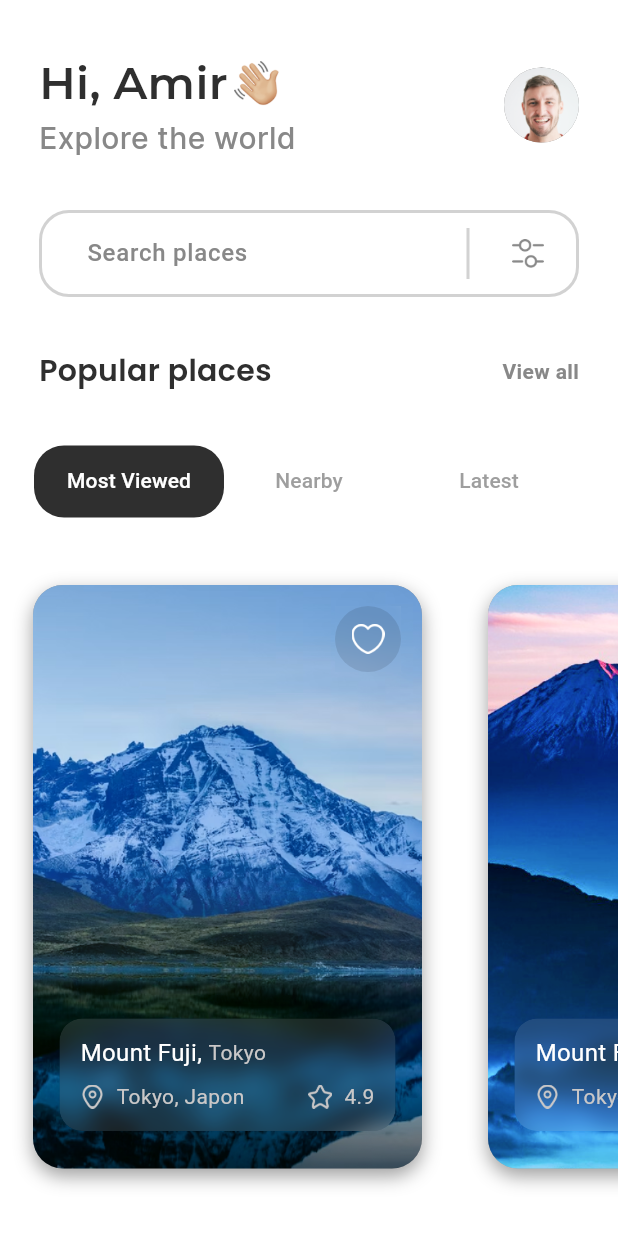
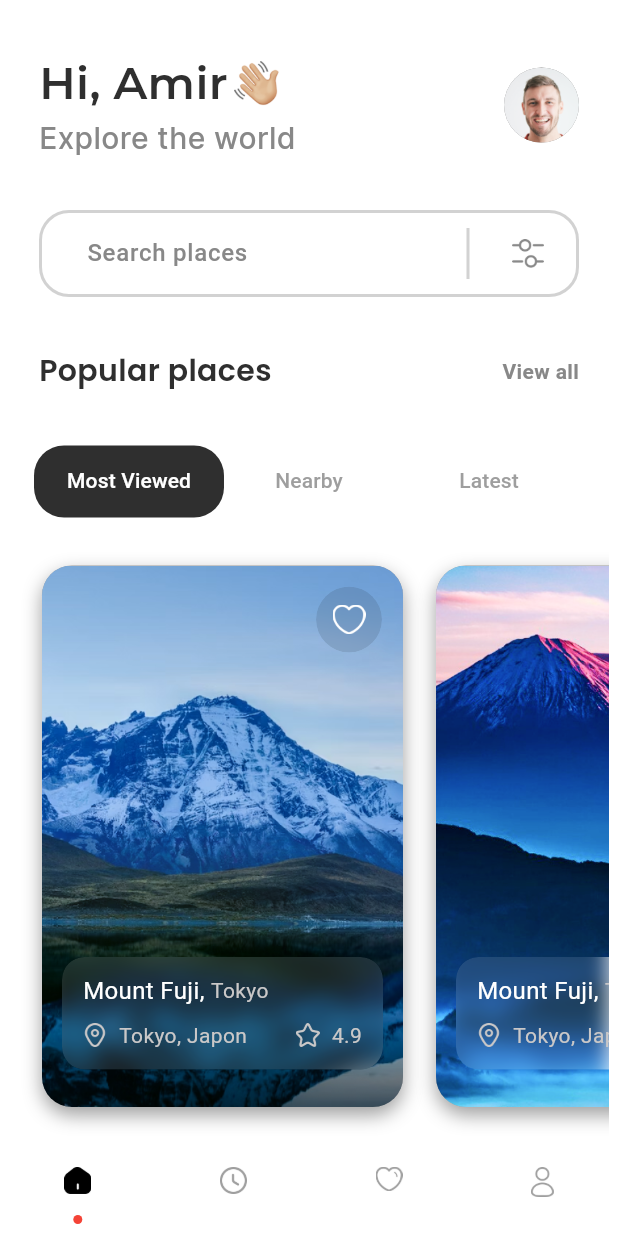
Before and after one commit to amirshakourri/travel_UI, a Flutter app: the screen it shows after launch, on a phone screen of 412 x 824 dp. Run offline on Flutter 3.47's test engine with Material 3 defaults, Android fonts, the phone set to English and light mode, and no system bars.

Commit message:
navigation button added/ some bugs fixed

```diff
--- a/lib/screen/details_screen.dart
+++ b/lib/screen/details_screen.dart
@@ -1,8 +1,6 @@
 import 'dart:ui';
 
 import 'package:flutter/material.dart';
-import 'package:flutter/rendering.dart';
-import 'package:flutter/widgets.dart';
 import 'package:travel_app/component/widgets/gap.dart';
 
 class DetailsScreen extends StatelessWidget {
@@ -48,6 +46,7 @@ class DetailsScreen extends StatelessWidget {
                         Navigator.pop(context);
                       },
                       icon: ClipRRect(
+                        borderRadius: BorderRadius.circular(30),
                         child: BackdropFilter(
                           filter: ImageFilter.blur(
                             sigmaX: 7,
@@ -75,6 +74,7 @@ class DetailsScreen extends StatelessWidget {
                     child: IconButton(
                       onPressed: () {},
                       icon: ClipRRect(
+                        borderRadius: BorderRadius.circular(30),
                         child: BackdropFilter(
                           filter: ImageFilter.blur(
                             sigmaX: 7,
--- a/lib/screen/home_screen.dart
+++ b/lib/screen/home_screen.dart
@@ -5,15 +5,44 @@ import 'package:travel_app/widgets/custom_textfiled.dart';
 import 'package:travel_app/widgets/tab_bar.dart';
 import 'package:travel_app/widgets/tabbar_view.dart';
 
-class HomeScreen extends StatelessWidget {
+class HomeScreen extends StatefulWidget {
   const HomeScreen({super.key});
+
+  @override
+  State<HomeScreen> createState() => _HomeScreenState();
+}
+
+class _HomeScreenState extends State<HomeScreen> {
+  int _selectedIndex = 0;
+
+  void _onItemTapped(int index) {
+    setState(() {
+      _selectedIndex = index;
+    });
+  }
 
   @override
   Widget build(BuildContext context) {
     return DefaultTabController(
       length: 3,
       child: Scaffold(
+        resizeToAvoidBottomInset: false,
         backgroundColor: Colors.white,
+        bottomNavigationBar: Container(
+          height: 54,
+          color: Colors.white,
+          padding: const EdgeInsets.symmetric(vertical: 8),
+          child: Row(
+            mainAxisAlignment: MainAxisAlignment.spaceAround,
+            crossAxisAlignment: CrossAxisAlignment.end,
+            children: [
+              _buildNavItem(0, 'assets/images/home.png', 18),
+              _buildNavItem(1, 'assets/images/clock.png', 18),
+              _buildNavItem(2, 'assets/images/heart.png', 18),
+              _buildNavItem(3, 'assets/images/user.png', 15),
+            ],
+          ),
+        ),
         body: SafeArea(
           child: Column(
             children: [
@@ -21,7 +50,6 @@ class HomeScreen extends StatelessWidget {
               const CustomAppBar(),
               //! TextField
               const CustomTextField(),
-
               //! all Popular place
               Padding(
                 padding:
@@ -50,11 +78,34 @@ class HomeScreen extends StatelessWidget {
               //! TabBar
               const TabWidgets(),
               //! TabBar View
-              const TabBarViewWidget()
+              const TabBarViewWidget(),
             ],
           ),
         ),
       ),
     );
   }
+
+   _buildNavItem(int index, String assetPath, double size) {
+    bool isSelected = _selectedIndex == index;
+    return GestureDetector(
+      onTap: () => _onItemTapped(index),
+      child: Column(
+        mainAxisSize: MainAxisSize.min,
+        children: [
+          Image.asset(
+            assetPath,
+            width: size,
+            color: isSelected ? Colors.black : Colors.grey,
+          ),
+          const Spacer(),
+          if (isSelected)
+            const CircleAvatar(
+              radius: 3,
+              backgroundColor: Colors.red,
+            ),
+        ],
+      ),
+    );
+  }
 }
--- a/lib/widgets/tabbar_view.dart
+++ b/lib/widgets/tabbar_view.dart
@@ -19,6 +19,168 @@ class TabBarViewWidget extends StatelessWidget {
     return Expanded(
       child: TabBarView(
         children: [
+          Padding(
+            padding: const EdgeInsets.symmetric(horizontal: 6),
+            child: ListView.builder(
+              itemCount: 2,
+              scrollDirection: Axis.horizontal,
+              itemBuilder: (context, index) => Padding(
+                padding: const EdgeInsets.only(
+                  left: 22.0,
+                  top: 32,
+                  bottom: 32,
+                ),
+                child: Stack(
+                  alignment: Alignment.center,
+                  children: [
+                    Container(
+                      decoration: BoxDecoration(
+                        boxShadow: const [
+                          BoxShadow(
+                            offset: Offset(0, 5),
+                            blurRadius: 10,
+                            color: Colors.grey,
+                          )
+                        ],
+                        color: Colors.grey,
+                        borderRadius: BorderRadius.circular(20),
+                      ),
+                      child: ClipRRect(
+                        borderRadius: BorderRadius.circular(20),
+                        child: GestureDetector(
+                          onTap: () => Navigator.push(
+                              context,
+                              MaterialPageRoute(
+                                builder: (context) => DetailsScreen(index),
+                              )),
+                          child: Image.asset(imageList[index]),
+                        ),
+                      ),
+                    ),
+                    Positioned(
+                      top: 6,
+                      right: 6,
+                      child: IconButton(
+                        onPressed: () {},
+                        icon: ClipRRect(
+                          borderRadius: BorderRadius.circular(30),
+                          child: BackdropFilter(
+                            filter: ImageFilter.blur(
+                              sigmaX: 7,
+                              sigmaY: 7,
+                            ),
+                            child: Container(
+                              width: 44,
+                              height: 44,
+                              padding: const EdgeInsets.all(11),
+                              decoration: BoxDecoration(
+                                color: Colors.black.withOpacity(0.1),
+                                shape: BoxShape.circle,
+                              ),
+                              child: Image.asset(
+                                'assets/images/heart_icon.png',
+                              ),
+                            ),
+                          ),
+                        ),
+                      ),
+                    ),
+                    Positioned(
+                      bottom: 25,
+                      child: ClipRRect(
+                        borderRadius: BorderRadius.circular(15),
+                        child: BackdropFilter(
+                          filter: ImageFilter.blur(
+                            sigmaX: 7,
+                            sigmaY: 7,
+                          ),
+                          child: Container(
+                            height: 75,
+                            width: 214,
+                            decoration: BoxDecoration(
+                              borderRadius: BorderRadius.circular(15),
+                              color: Colors.white.withOpacity(0.1),
+                            ),
+                            child: Column(
+                              children: [
+                                const Padding(
+                                  padding: EdgeInsets.only(
+                                    right: 14.0,
+                                    left: 14.0,
+                                    top: 11,
+                                  ),
+                                  child: Row(
+                                    children: [
+                                      Text(
+                                        'Mount Fuji, ',
+                                        style: TextStyle(
+                                          color: Colors.white,
+                                          fontSize: 16,
+                                        ),
+                                      ),
+                                      Text(
+                                        'Tokyo',
+                                        style: TextStyle(
+                                          color: Color(0xffCAC8C8),
+                                          fontSize: 14,
+                                        ),
+                                      )
+                                    ],
+                                  ),
+                                ),
+                                Padding(
+                                  padding: const EdgeInsets.only(
+                                    right: 14.0,
+                                    left: 14.0,
+                                    top: 8,
+                                  ),
+                                  child: Row(
+                                    children: [
+                                      GestureDetector(
+                                        onTap: () {},
+                                        child: Image.asset(
+                                          'assets/images/loc.png',
+                                          width: 16,
+                                        ),
+                                      ),
+                                      GapWidgets.w8,
+                                      const Text(
+                                        'Tokyo, Japon',
+                                        style: TextStyle(
+                                          color: Color(0xffCAC8C8),
+                                          fontSize: 14,
+                                        ),
+                                      ),
+                                      const Spacer(),
+                                      GestureDetector(
+                                        onTap: () {},
+                                        child: Image.asset(
+                                          'assets/images/star.png',
+                                          width: 16,
+                                        ),
+                                      ),
+                                      GapWidgets.w8,
+                                      const Text(
+                                        '4.9',
+                                        style: TextStyle(
+                                          color: Color(0xffCAC8C8),
+                                          fontSize: 14,
+                                        ),
+                                      ),
+                                    ],
+                                  ),
+                                )
+                              ],
+                            ),
+                          ),
+                        ),
+                      ),
+                    )
+                  ],
+                ),
+              ),
+            ),
+          ),
           ListView.builder(
             itemCount: 2,
             scrollDirection: Axis.horizontal,
@@ -44,14 +206,9 @@ class TabBarViewWidget extends StatelessWidget {
                     ),
                     child: ClipRRect(
                       borderRadius: BorderRadius.circular(20),
-                      child: GestureDetector(
-                        onTap: () => Navigator.push(
-                            context,
-                            MaterialPageRoute(
-                              builder: (context) => DetailsScreen(index),
-                            )),
-                        child: Image.asset(imageList[index]),
-                      ),
+                      child: Image.asset(imageList[index]
+                          //height: 405,
+                          ),
                     ),
                   ),
                   Positioned(
@@ -60,6 +217,7 @@ class TabBarViewWidget extends StatelessWidget {
                     child: IconButton(
                       onPressed: () {},
                       icon: ClipRRect(
+                        borderRadius: BorderRadius.circular(30),
                         child: BackdropFilter(
                           filter: ImageFilter.blur(
                             sigmaX: 7,
@@ -212,158 +370,7 @@ class TabBarViewWidget extends StatelessWidget {
                     child: IconButton(
                       onPressed: () {},
                       icon: ClipRRect(
-                        child: BackdropFilter(
-                          filter: ImageFilter.blur(
-                            sigmaX: 7,
-                            sigmaY: 7,
-                          ),
-                          child: Container(
-                            width: 44,
-                            height: 44,
-                            padding: const EdgeInsets.all(11),
-                            decoration: BoxDecoration(
-                              color: Colors.black.withOpacity(0.1),
-                              shape: BoxShape.circle,
-                            ),
-                            child: Image.asset(
-                              'assets/images/heart_icon.png',
-                            ),
-                          ),
-                        ),
-                      ),
-                    ),
-                  ),
-                  Positioned(
-                    bottom: 25,
-                    child: ClipRRect(
-                      borderRadius: BorderRadius.circular(15),
-                      child: BackdropFilter(
-                        filter: ImageFilter.blur(
-                          sigmaX: 7,
-                          sigmaY: 7,
-                        ),
-                        child: Container(
-                          height: 75,
-                          width: 224,
-                          decoration: BoxDecoration(
-                            borderRadius: BorderRadius.circular(15),
-                            color: Colors.white.withOpacity(0.1),
-                          ),
-                          child: Column(
-                            children: [
-                              const Padding(
-                                padding: EdgeInsets.only(
-                                  right: 14.0,
-                                  left: 14.0,
-                                  top: 11,
-                                ),
-                                child: Row(
-                                  children: [
-                                    Text(
-                                      'Mount Fuji, ',
-                                      style: TextStyle(
-                                        color: Colors.white,
-                                        fontSize: 16,
-                                      ),
-                                    ),
-                                    Text(
-                                      'Tokyo',
-                                      style: TextStyle(
-                                        color: Color(0xffCAC8C8),
-                                        fontSize: 14,
-                                      ),
-                                    )
-                                  ],
-                                ),
-                              ),
-                              Padding(
-                                padding: const EdgeInsets.only(
-                                  right: 14.0,
-                                  left: 14.0,
-                                  top: 8,
-                                ),
-                                child: Row(
-                                  children: [
-                                    GestureDetector(
-                                      onTap: () {},
-                                      child: Image.asset(
-                                        'assets/images/loc.png',
-                                        width: 16,
-                                      ),
-                                    ),
-                                    GapWidgets.w8,
-                                    const Text(
-                                      'Tokyo, Japon',
-                                      style: TextStyle(
-                                        color: Color(0xffCAC8C8),
-                                        fontSize: 14,
-                                      ),
-                                    ),
-                                    const Spacer(),
-                                    GestureDetector(
-                                      onTap: () {},
-                                      child: Image.asset(
-                                        'assets/images/star.png',
-                                        width: 16,
-                                      ),
-                                    ),
-                                    GapWidgets.w8,
-                                    const Text(
-                                      '4.9',
-                                      style: TextStyle(
-                                        color: Color(0xffCAC8C8),
-                                        fontSize: 14,
-                                      ),
-                                    ),
-                                  ],
-                                ),
-                              )
-                            ],
-                          ),
-                        ),
-                      ),
-                    ),
-                  )
-                ],
-              ),
-            ),
-          ),
-          ListView.builder(
-            itemCount: 2,
-            scrollDirection: Axis.horizontal,
-            itemBuilder: (context, index) => Padding(
-              padding: const EdgeInsets.symmetric(
-                horizontal: 22.0,
-                vertical: 45,
-              ),
-              child: Stack(
-                alignment: Alignment.center,
-                children: [
-                  Container(
-                    decoration: BoxDecoration(
-                      boxShadow: const [
-                        BoxShadow(
-                          offset: Offset(0, 5),
-                          blurRadius: 10,
-                          color: Colors.grey,
-                        )
-                      ],
-                      color: Colors.grey,
-                      borderRadius: BorderRadius.circular(20),
-                    ),
-                    child: ClipRRect(
-                      borderRadius: BorderRadius.circular(20),
-                      child: Image.asset(imageList[index]
-                          //height: 405,
-                          ),
-                    ),
-                  ),
-                  Positioned(
-                    top: 6,
-                    right: 6,
-                    child: IconButton(
-                      onPressed: () {},
-                      icon: ClipRRect(
+                        borderRadius: BorderRadius.circular(30),
                         child: BackdropFilter(
                           filter: ImageFilter.blur(
                             sigmaX: 7,
```
